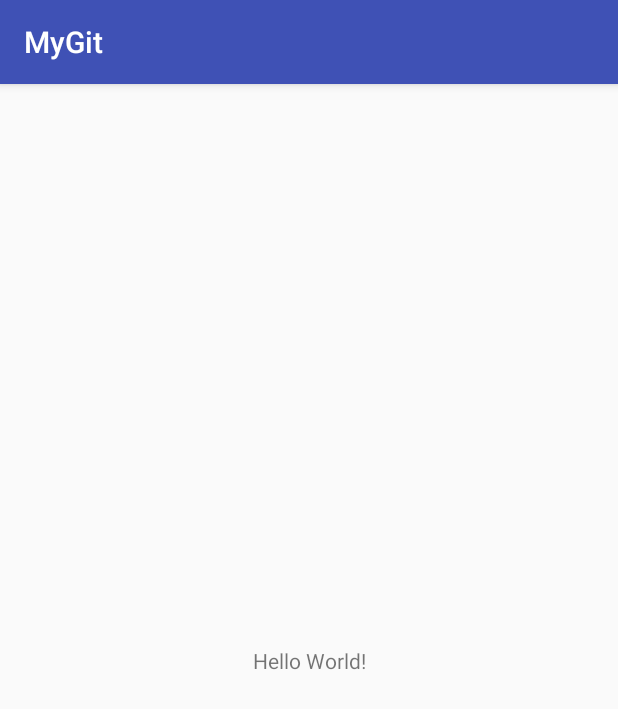
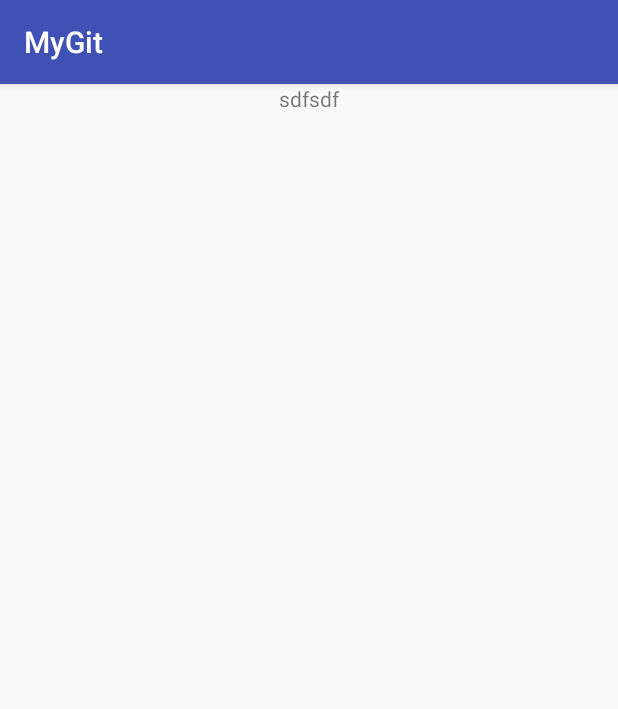
Before and after one commit to xq598359628/MyGit2, an Android app: the screen it shows after launch (MainActivity), on a phone screen of 412 x 824 dp. Shown: the top 709 px of the screen. Run offline under Robolectric (Android 15) with nearby library versions, the phone set to English and light mode, and no system bars.

Commit message:
修改布局

```diff
--- a/app/src/main/res/layout/activity_main.xml
+++ b/app/src/main/res/layout/activity_main.xml
@@ -1,19 +1,17 @@
 <?xml version="1.0" encoding="utf-8"?>
-<android.support.constraint.ConstraintLayout
+<LinearLayout
     xmlns:android="http://schemas.android.com/apk/res/android"
     xmlns:app="http://schemas.android.com/apk/res-auto"
     xmlns:tools="http://schemas.android.com/tools"
     android:layout_width="match_parent"
     android:layout_height="match_parent"
+    android:orientation="vertical"
     tools:context="com.mygit.mygit.MainActivity">
 
     <TextView
-        android:layout_width="wrap_content"
+        android:layout_width="match_parent"
         android:layout_height="wrap_content"
-        android:text="Hello World!"
-        app:layout_constraintBottom_toBottomOf="parent"
-        app:layout_constraintLeft_toLeftOf="parent"
-        app:layout_constraintRight_toRightOf="parent"
-        app:layout_constraintTop_toTopOf="parent"/>
+        android:text="sdfsdf"
+        android:gravity="center_horizontal"/>
 
-</android.support.constraint.ConstraintLayout>
+</LinearLayout>
```
